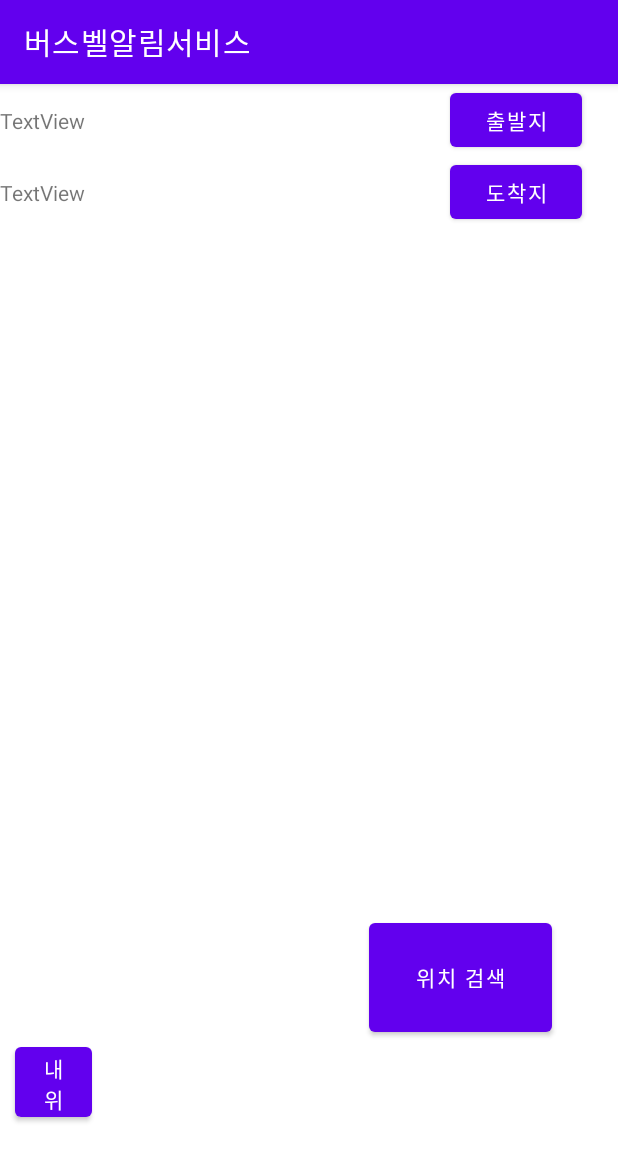
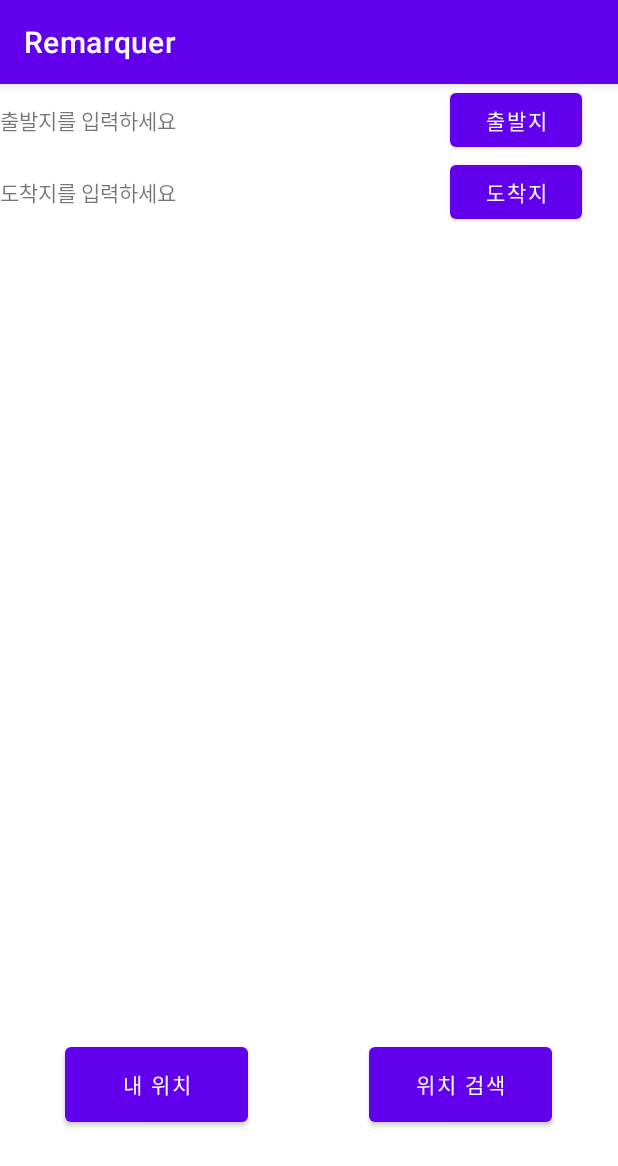
Before and after one commit to kangyunsik/StartUpTeam, an Android app: the screen it shows after launch (MapActivity), after a tap on "로그인", on a phone screen of 412 x 824 dp. Shown: the top 1166 px of the screen. Run offline under Robolectric (Android 15) with nearby library versions, the phone set to English and light mode, and no system bars; libraries missing offline, so code that uses them is left out: net.daum.android, net.daum.mf; 4 statements that could not run were skipped.

```diff
--- a/app/src/main/AndroidManifest.xml
+++ b/app/src/main/AndroidManifest.xml
@@ -18,10 +18,13 @@
         android:supportsRtl="true"
         android:theme="@style/Theme.StartUpTeam"
         android:usesCleartextTraffic="true">
+        <activity android:name=".LoadingActivity"
+        android:theme="@android:style/Theme.NoTitleBar.Fullscreen" />
         <activity
             android:name=".Result_popup"
             android:label="@string/title_activity_result_popup"
-            android:theme="@style/popupTheme" android:screenOrientation="portrait"></activity>
+            android:screenOrientation="portrait"
+            android:theme="@style/popupTheme" />
         <activity
             android:name=".ResultActivity"
             android:label="@string/title_activity_result"
--- /dev/null
+++ b/app/src/main/java/com/example/startupteam/LoadingActivity.java
@@ -0,0 +1,25 @@
+package com.example.startupteam;
+
+import androidx.appcompat.app.AppCompatActivity;
+
+import android.app.Activity;
+import android.os.Bundle;
+import android.os.Handler;
+
+public class LoadingActivity extends Activity {
+    @Override
+    protected void onCreate(Bundle savedInstanceState) {
+        super.onCreate(savedInstanceState);
+        setContentView(R.layout.activity_loading);
+        startLoading();
+    }
+    private void startLoading() {
+        Handler handler = new Handler();
+        handler.postDelayed(new Runnable() {
+            @Override
+            public void run() {
+                finish();
+            }
+        }, 2000);
+    }
+}
--- a/app/src/main/java/com/example/startupteam/MainActivity.java
+++ b/app/src/main/java/com/example/startupteam/MainActivity.java
@@ -40,7 +40,8 @@ public class MainActivity extends AppCompatActivity {
     protected void onCreate(Bundle savedInstanceState) {
         super.onCreate(savedInstanceState);
         setContentView(R.layout.activity_main);
-
+        Intent intent2 = new Intent(this, LoadingActivity.class);
+        startActivity(intent2);
         Checker checker = new Checker();                    // PERMISSION CHECKER THREAD
         checker.start();
 
@@ -49,15 +50,10 @@ public class MainActivity extends AppCompatActivity {
         edit_id.setText("");
 
         Button Btn_SignIn = findViewById(R.id.button_login);
-        Button Btn_SignUp = findViewById(R.id.button_left);
-        Button Btn_PwFind = findViewById(R.id.button_right);
 
-        RadioButton RdBtn_consist = findViewById(R.id.radioButton);
 
         Btn_SignIn.setText("로그인");
-        Btn_SignUp.setText("회원가입");
-        Btn_PwFind.setText("비밀번호 찾기");
-        RdBtn_consist.setText("로그인 상태 유지");
+
 
         Btn_SignIn.setOnClickListener((View v) -> {
             String id = edit_id.getText().toString();
@@ -76,28 +72,6 @@ public class MainActivity extends AppCompatActivity {
                 finish();
             }
         });
-
-
-        Button test_btn = findViewById(R.id.test_button);
-        test_btn.setOnClickListener((View v)->{
-            Intent intent = new Intent();
-            intent.setData(Uri.parse("kakaomap://route?sp=37.537229,127.005515&ep=37.4979502,127.0276368&by=PUBLICTRANSIT"));
-            startActivity(intent);
-
-        });
-
-        Button test_btn2 = findViewById(R.id.test_button2);
-        test_btn2.setOnClickListener((View v)->{
-            URLTh thread = new URLTh();
-            thread.start();
-
-            try {
-                thread.join();
-            } catch (InterruptedException e) {
-                e.printStackTrace();
-            }
-        });
-
     }
 
     private class URLTh extends Thread{
--- a/app/src/main/java/com/example/startupteam/MapActivity.java
+++ b/app/src/main/java/com/example/startupteam/MapActivity.java
@@ -50,6 +50,8 @@ public class MapActivity extends AppCompatActivity implements MapView.CurrentLoc
     private MapPoint map_point;
     private Document start;
     private Document end;
+    private TextView start_text;
+    private TextView end_text;
     GpsTracker gpsTracker;
     String[] REQUIRED_PERMISSIONS = {Manifest.permission.ACCESS_FINE_LOCATION};
 
@@ -70,6 +72,8 @@ public class MapActivity extends AppCompatActivity implements MapView.CurrentLoc
 
         //지도를 띄우자
         // java code
+        start_text = (TextView)findViewById(R.id.start_text);
+        end_text = (TextView)findViewById(R.id.end_text);
         mapView = new MapView(this);
         mapViewContainer = findViewById(R.id.map_view);
         mapViewContainer.addView(mapView);
@@ -97,11 +101,17 @@ public class MapActivity extends AppCompatActivity implements MapView.CurrentLoc
                 //mapView.setMapCenterPoint(map_point,true);
                 break;
             case R.id.FButton:
-                Log.i("Suc","s");
-
-                sendToServer();
-                Log.i("Suc","su");
-
+                if(start_text.getText().toString().equals("출발지를 입력하세요")||
+                end_text.getText().toString().equals("도착지를 입력하세요")){
+                    Toast.makeText(getApplicationContext(),
+                            "출발지와 도착지를 먼저 입력하세요.",
+                            Toast.LENGTH_LONG).show();
+                }
+                else {
+                    Log.i("Suc", "s");
+                    sendToServer();
+                    Log.i("Suc", "su");
+                }
                 break;
         }
 
--- a/app/src/main/java/com/example/startupteam/ResultActivity.java
+++ b/app/src/main/java/com/example/startupteam/ResultActivity.java
@@ -67,7 +67,8 @@ public class ResultActivity extends AppCompatActivity {
             @Override
             public void onItemClick(AdapterView parent, View v, int position, long id) {
                 /*Toast.makeText(getApplicationContext(),
-                        myAdapter.getItem(position).getPlaceName(),
+                        my
+                        Adapter.getItem(position).getPlaceName(),
                         Toast.LENGTH_LONG).show();*/
                 Intent intent = new Intent(getApplicationContext(), Result_popup.class);
                intent.putExtra("road_address_name", myAdapter.getItem(position).getRoadAddressName());
--- a/app/src/main/res/layout/activity_map.xml
+++ b/app/src/main/res/layout/activity_map.xml
@@ -19,7 +19,7 @@
                 android:id="@+id/start_text"
                 android:layout_width="300dp"
                 android:layout_height="wrap_content"
-                android:text="TextView" />
+                android:text="출발지를 입력하세요" />
 
             <Button
                 android:id="@+id/start_btn"
@@ -37,7 +37,7 @@
                 android:id="@+id/end_text"
                 android:layout_width="300dp"
                 android:layout_height="wrap_content"
-                android:text="TextView" />
+                android:text="도착지를 입력하세요" />
 
             <Button
                 android:id="@+id/end_btn"
@@ -69,27 +69,26 @@
             android:layout_alignParentEnd="true"
             android:layout_alignParentBottom="true"
             android:layout_marginStart="246dp"
-            android:layout_marginTop="417dp"
+            android:layout_marginTop="500dp"
             android:layout_marginEnd="43dp"
-            android:layout_marginBottom="130dp"
+            android:layout_marginBottom="70dp"
             android:onClick="onClickS"
             android:text="위치 검색" />
 
         <Button
             android:id="@+id/my_btn"
-            android:layout_width="61dp"
-            android:layout_height="62dp"
+            android:layout_width="101dp"
+            android:layout_height="65dp"
             android:layout_alignParentStart="true"
             android:layout_alignParentTop="true"
             android:layout_alignParentEnd="true"
             android:layout_alignParentBottom="true"
-            android:layout_marginStart="10dp"
+            android:layout_marginStart="43dp"
             android:layout_marginTop="500dp"
-            android:layout_marginEnd="350dp"
-            android:layout_marginBottom="73dp"
+            android:layout_marginEnd="246dp"
+            android:layout_marginBottom="70dp"
             android:onClick="onClickS"
             android:text="내 위치" />
 
     </RelativeLayout>
-
 </androidx.constraintlayout.widget.ConstraintLayout>
--- a/app/src/main/res/values/strings.xml
+++ b/app/src/main/res/values/strings.xml
@@ -1,5 +1,5 @@
 <resources>
-    <string name="app_name">버스벨알림서비스</string>
+    <string name="app_name">Remarquer</string>
     <string name="radiobutton">RadioButton</string>
     <string name="button">Button</string>
     <string name="kakao_app_key">ca7e97ee9a50826a2ef734e8146020c0</string>
```
Also changed, not shown: app/src/main/java/com/example/startupteam/Result_popup.java (+15 -7 lines), app/src/main/res/drawable/border.xml (added, +17 -0 lines), app/src/main/res/layout/activity_loading.xml (added, +9 -0 lines), app/src/main/res/layout/activity_main.xml (+31 -78 lines), app/src/main/res/layout/activity_result_popup.xml (+13 -6 lines), app/src/main/res/drawable/loading2.png (added), app/src/main/res/drawable/pin.jpg (added).
